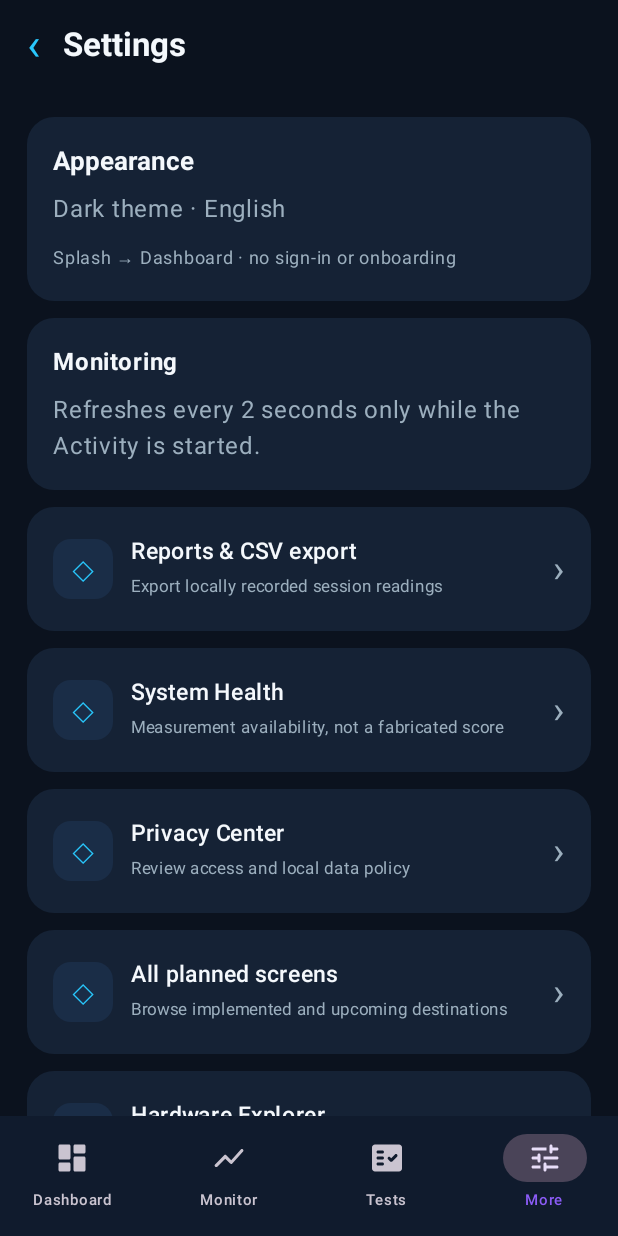
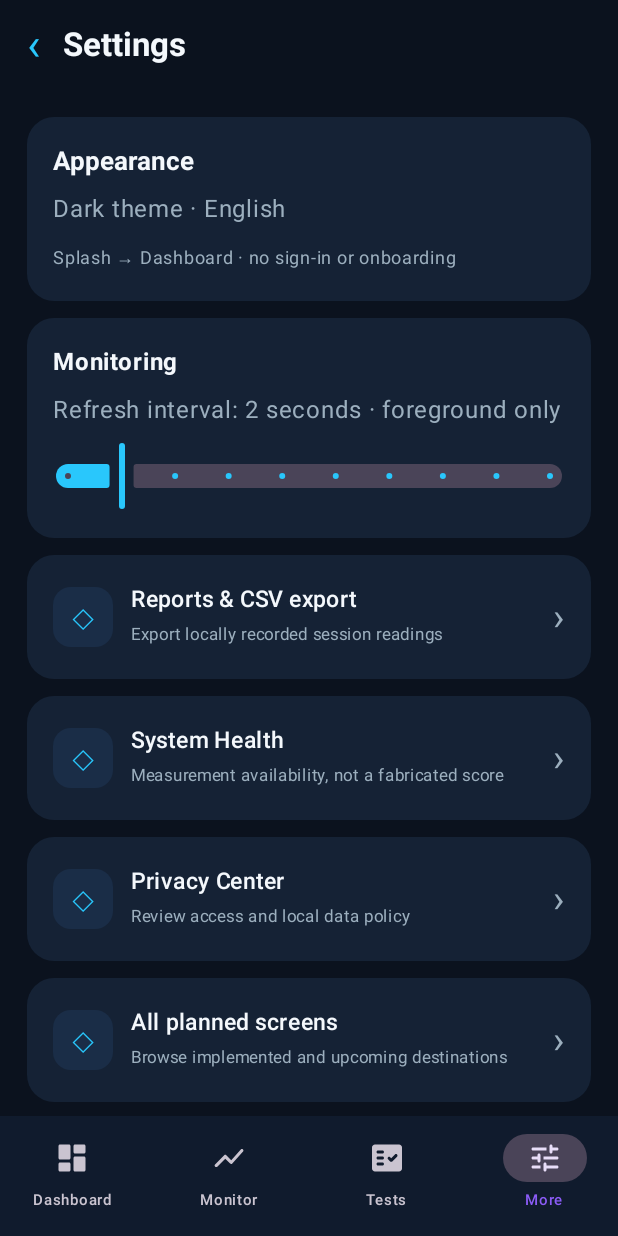
Before and after one commit to bren-wp/SYSTIVRA, an Android app built with Jetpack Compose: the screen it shows after launch (MainActivity), item 4 of the bottom bar chosen, on a phone screen of 412 x 824 dp. Run offline under Robolectric (Android 15) with nearby library versions, the phone set to English and light mode, and no system bars.

Commit message:
feat(settings): persist sampling interval and apply it to foreground monitoring

```diff
--- a/android/app/src/main/java/com/systivra/app/MainActivity.kt
+++ b/android/app/src/main/java/com/systivra/app/MainActivity.kt
@@ -27,6 +27,7 @@ class MainActivity : ComponentActivity() {
         super.onCreate(savedInstanceState)
 
         val metrics = DeviceMetrics(applicationContext)
+        val preferences = getSharedPreferences("systivra_settings", MODE_PRIVATE)
         lifecycleScope.launch {
             repeatOnLifecycle(Lifecycle.State.STARTED) {
                 while (isActive) {
@@ -35,7 +36,7 @@ class MainActivity : ComponentActivity() {
                         history.value = (history.value + it).takeLast(60)
                         if (recording.value) recorded.value = (recorded.value + it).takeLast(900)
                     }
-                    delay(2_000L)
+                    delay(preferences.getInt("sampling_seconds", 2).coerceIn(1, 10) * 1_000L)
                 }
             }
         }
--- a/android/app/src/main/java/com/systivra/app/ui/AppRoot.kt
+++ b/android/app/src/main/java/com/systivra/app/ui/AppRoot.kt
@@ -18,6 +18,8 @@ import androidx.compose.foundation.layout.size
 import androidx.compose.foundation.lazy.LazyColumn
 import androidx.compose.foundation.lazy.items
 import androidx.compose.foundation.shape.RoundedCornerShape
+import androidx.compose.material3.Slider
+import kotlin.math.roundToInt
 import androidx.compose.material3.Button
 import androidx.compose.material3.Icon
 import androidx.compose.material.icons.Icons
@@ -431,6 +433,13 @@ private fun ComponentTest() {
 
 @Composable
 private fun Settings(open: (String) -> Unit) {
+    val context = LocalContext.current
+    val preferences = remember(context) {
+        context.getSharedPreferences("systivra_settings", android.content.Context.MODE_PRIVATE)
+    }
+    var samplingSeconds by rememberSaveable {
+        mutableIntStateOf(preferences.getInt("sampling_seconds", 2).coerceIn(1, 10))
+    }
     LazyColumn(contentPadding = PaddingValues(18.dp), verticalArrangement = Arrangement.spacedBy(11.dp)) {
         item {
             PanelCard {
@@ -442,7 +451,16 @@ private fun Settings(open: (String) -> Unit) {
         item {
             PanelCard {
                 Text("Monitoring", fontWeight = FontWeight.Bold)
-                Text("Refreshes every 2 seconds only while the Activity is started.", color = Muted)
+                Text("Refresh interval: " + samplingSeconds + " seconds · foreground only", color = Muted)
+                Slider(
+                    value = samplingSeconds.toFloat(),
+                    valueRange = 1f..10f,
+                    steps = 8,
+                    onValueChange = {
+                        samplingSeconds = it.roundToInt().coerceIn(1, 10)
+                        preferences.edit().putInt("sampling_seconds", samplingSeconds).apply()
+                    }
+                )
             }
         }
         item { LinkCard("Reports & CSV export", "Export locally recorded session readings") { open("reports-export") } }
```
